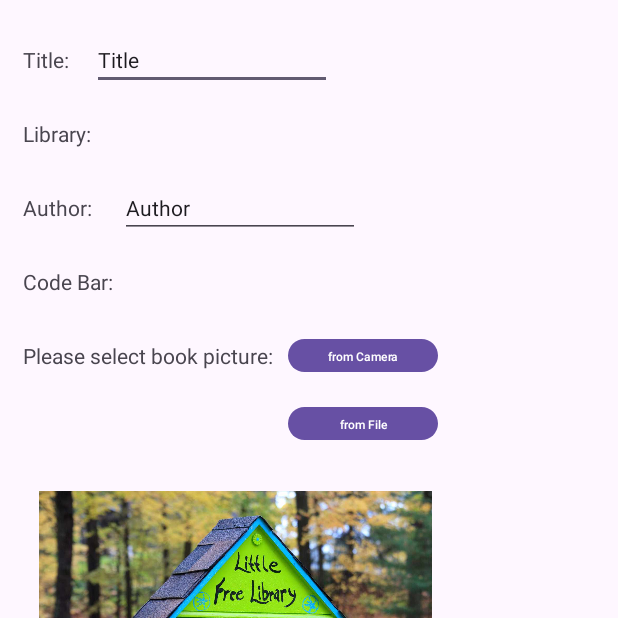
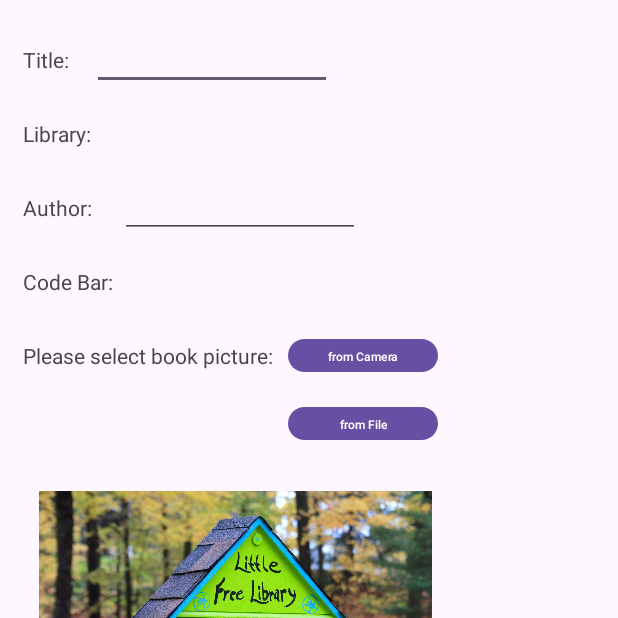
Before and after one commit to lucas-mrq/LibrarIST, an Android app: the NewBook screen opened directly, with no data from a screen before it, on a phone screen of 412 x 824 dp, the top half of it. Run offline under Robolectric (Android 15) with nearby library versions, the phone set to English and light mode, and no system bars; pictures from the network do not load.

Commit message:
design adjustements

```diff
--- a/app/src/main/res/layout/activity_check_in.xml
+++ b/app/src/main/res/layout/activity_check_in.xml
@@ -46,10 +46,9 @@
 
     <EditText
         android:id="@+id/codeBar"
-        android:layout_width="wrap_content"
+        android:layout_width="200dp"
         android:layout_height="wrap_content"
         android:layout_marginTop="50dp"
-        android:text="codeBar"
         app:layout_constraintEnd_toEndOf="parent"
         app:layout_constraintHorizontal_bias="0.498"
         app:layout_constraintStart_toStartOf="parent"
--- a/app/src/main/res/layout/activity_new_book.xml
+++ b/app/src/main/res/layout/activity_new_book.xml
@@ -81,7 +81,6 @@
         android:layout_marginStart="15dp"
         android:ems="10"
         android:inputType="text"
-        android:text="Title"
         android:textSize="14sp"
         app:layout_constraintBottom_toBottomOf="@+id/bookName"
         app:layout_constraintStart_toEndOf="@+id/bookName"
@@ -114,7 +113,6 @@
         android:layout_marginStart="15dp"
         android:ems="10"
         android:inputType="text"
-        android:text="Author"
         android:textSize="14sp"
         app:layout_constraintBottom_toBottomOf="@+id/authorLibrary"
         app:layout_constraintStart_toEndOf="@+id/authorLibrary"
```
